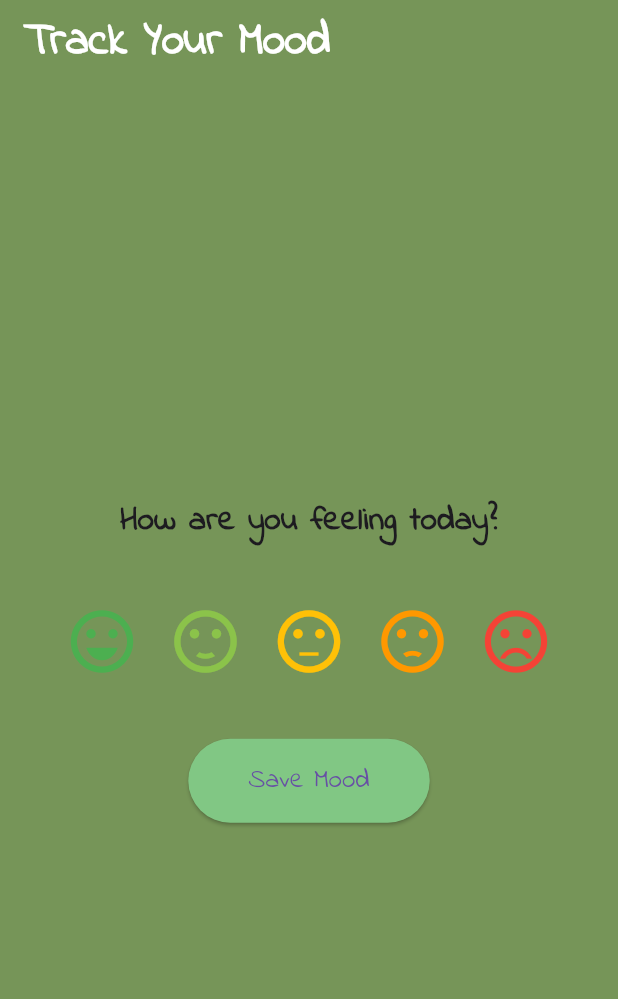
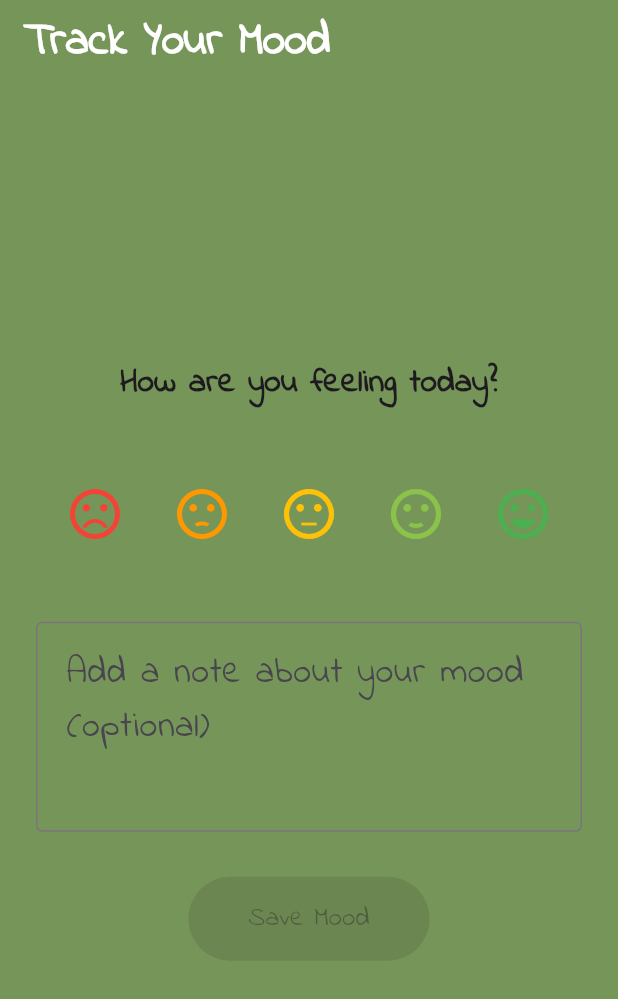
Before and after one commit to natalia0sperczynska/wellness_app, a Flutter app: the MoodPage screen opened directly, on a phone screen of 412 x 824 dp. Shown: the top 999 px of the screen. Run offline on Flutter 3.47's test engine with Material 3 defaults, Android fonts, the phone set to English and light mode, and no system bars.

Commit message:
Mood class, changes in moood_page and mood_page_controller

```diff
--- a/lib/commons.dart
+++ b/lib/commons.dart
@@ -9,8 +9,9 @@ export 'styles/sizes.dart';
 
 //widgets
 export 'widgets/step_circle.dart';
+export 'widgets/mood_icon.dart';
 
-// pages
+//pages
 export 'pages/dashboard/dashboard_page.dart';
 export 'pages/dashboard/dashboard_page_controller.dart';
 export 'pages/home_page.dart';
@@ -19,3 +20,6 @@ export 'pages/mood/mood_page.dart';
 export 'pages/mood/mood_page_controller.dart';
 export 'pages/settings/settings_page.dart';
 export 'pages/settings/settings_page_controller.dart';
+
+//models
+export 'models/mood.dart';
--- /dev/null
+++ b/lib/models/Mood.dart
@@ -0,0 +1,14 @@
+
+class Mood{
+  final String id;
+  final DateTime dateTime;
+  final int moodValue; //1-5
+  final String? notes;
+
+    Mood({
+    required this.id,
+    required this.dateTime,
+    required this.moodValue,
+    this.notes,
+});
+}
--- a/lib/pages/home_page.dart
+++ b/lib/pages/home_page.dart
@@ -14,6 +14,7 @@ class _HomePageState extends State<HomePage> {
     DashboardPage(key: ValueKey('dashboard_page')),
     MoodPage(key:ValueKey('mood_page')),
     //SettingsPage(),
+    Placeholder()
   ];
 
   @override
--- a/lib/pages/mood/mood_page.dart
+++ b/lib/pages/mood/mood_page.dart
@@ -1,4 +1,5 @@
 import 'package:wellness_app/commons.dart';
+import 'package:wellness_app/pages/mood/mood_selector.dart';
 
 class MoodPage extends StatelessWidget {
   const MoodPage({super.key});
@@ -31,42 +32,42 @@ class MoodPage extends StatelessWidget {
                     ),
                     const SizedBox(height: 40),
                     // ikony do wyboru nastroju
-                    Row(
-                      mainAxisAlignment: MainAxisAlignment.spaceEvenly,
-                      children: const [
-                        Icon(
-                          Icons.sentiment_very_satisfied,
-                          size: 50,
-                          color: Colors.green,
+                    MoodSelector(
+                      selectedMoodValue: controller.selectedMoodValue,
+                      onMoodSelected: (moodValue) =>
+                          controller.selectMood(moodValue),
+                    ),
+                    const SizedBox(height: 20),
+
+                    if (controller.selectedMoodValue != null)
+                      Text(
+                        "Selected Mood: ${_getMoodText(controller.selectedMoodValue!)}",
+                        style: const TextStyle(
+                          fontSize: 18,
+                          fontWeight: FontWeight.w500,
+                          color: AppColors.primaryColor,
                         ),
-                        Icon(
-                          Icons.sentiment_satisfied,
-                          size: 50,
-                          color: Colors.lightGreen,
-                        ),
-                        Icon(
-                          Icons.sentiment_neutral,
-                          size: 50,
-                          color: Colors.amber,
-                        ),
-                        Icon(
-                          Icons.sentiment_dissatisfied,
-                          size: 50,
-                          color: Colors.orange,
-                        ),
-                        Icon(
-                          Icons.sentiment_very_dissatisfied,
-                          size: 50,
-                          color: Colors.red,
-                        ),
-                      ],
+                      ),
+                    const SizedBox(height: 20),
+                    TextField(
+                      onChanged: (value) => controller.setNote(value),
+                      decoration: const InputDecoration(
+                        hintText: 'Add a note about your mood (optional)',
+                        border: OutlineInputBorder(),
+                        contentPadding: EdgeInsets.all(16),
+                      ),
+                      maxLines: 3,
                     ),
-                    const SizedBox(height: 40),
+
+                    const SizedBox(height: 30),
                     ElevatedButton(
-                      onPressed: () {
-                        // logika w kontrolerze
-                        controller.saveMood();
-                      },
+                      onPressed: controller.selectedMoodValue != null
+                          ? () {
+                              // logika w kontrolerze
+                              controller.saveMood();
+                              //_showSuccessSnackbar(context);
+                            }
+                          : null,
                       style: ElevatedButton.styleFrom(
                         backgroundColor: AppColors.primaryColor,
                         padding: const EdgeInsets.symmetric(
@@ -88,4 +89,21 @@ class MoodPage extends StatelessWidget {
       ),
     );
   }
+
+  String _getMoodText(int i) {
+    switch (i) {
+      case 1:
+        return 'Terrible';
+      case 2:
+        return 'Bad';
+      case 3:
+        return 'Okay';
+      case 4:
+        return 'Good';
+      case 5:
+        return 'Terrific';
+      default:
+        return 'Not selected';
+    }
+  }
 }
--- a/lib/pages/mood/mood_page_controller.dart
+++ b/lib/pages/mood/mood_page_controller.dart
@@ -1,15 +1,35 @@
 import 'package:wellness_app/commons.dart';
 
 class MoodController extends ChangeNotifier{
- String? _selectedMood;
+  int? _selectedMoodValue;
+ String? _note;
 
-  void selectMood(String mood){
-    _selectedMood = mood;
+ List<Mood>_moods=[];
+
+  int? get selectedMoodValue => _selectedMoodValue;
+  String? get selectedNote => _note;
+  List<Mood> get moods => _moods;
+
+  void selectMood(int mood){
+    _selectedMoodValue = mood;
     notifyListeners();
   }
+
+  void setNote(String note){
+    _note = note;
+    notifyListeners();
+  }
+
 
   void saveMood(){
     //zapisanei do bazy danych todo
   }
 
+  void clear(){
+    _selectedMoodValue=null;
+    _note=null;
+    notifyListeners();
+
+  }
+
 }
--- /dev/null
+++ b/lib/pages/mood/mood_selector.dart
@@ -0,0 +1,55 @@
+import 'package:wellness_app/commons.dart';
+class MoodSelector extends StatelessWidget {
+  final int? selectedMoodValue;
+  final ValueChanged<int> onMoodSelected;
+
+  const MoodSelector({
+    super.key,
+    required this.selectedMoodValue,
+    required this.onMoodSelected,
+  });
+
+  @override
+  Widget build(BuildContext context) {
+    return Row(
+      mainAxisAlignment: MainAxisAlignment.spaceEvenly,
+      children: [
+        MoodIcon(
+          icon: Icons.sentiment_very_dissatisfied,
+          color: Colors.red,
+          isSelected: selectedMoodValue == 1,
+          tooltip: 'Terrible',
+          onTap: () => onMoodSelected(1),
+        ),
+        MoodIcon(
+          icon: Icons.sentiment_dissatisfied,
+          color: Colors.orange,
+          isSelected: selectedMoodValue == 2,
+          tooltip: 'Bad',
+          onTap: () => onMoodSelected(2),
+        ),
+        MoodIcon(
+          icon: Icons.sentiment_neutral,
+          color: Colors.amber,
+          isSelected: selectedMoodValue == 3,
+          tooltip: 'Okay',
+          onTap: () => onMoodSelected(3),
+        ),
+        MoodIcon(
+          icon: Icons.sentiment_satisfied,
+          color: Colors.lightGreen,
+          isSelected: selectedMoodValue == 4,
+          tooltip: 'Good',
+          onTap: () => onMoodSelected(4),
+        ),
+        MoodIcon(
+          icon: Icons.sentiment_very_satisfied,
+          color: Colors.green,
+          isSelected: selectedMoodValue == 5,
+          tooltip: 'Great',
+          onTap: () => onMoodSelected(5),
+        ),
+      ],
+    );
+  }
+}
--- /dev/null
+++ b/lib/widgets/mood_icon.dart
@@ -0,0 +1,43 @@
+import 'package:wellness_app/commons.dart';
+
+class MoodIcon extends StatelessWidget {
+  final IconData icon;
+  final Color color;
+  final bool isSelected;
+  final String tooltip;
+  final VoidCallback onTap;
+
+  const MoodIcon({
+    super.key,
+    required this.icon,
+    required this.color,
+    required this.isSelected,
+    required this.tooltip,
+    required this.onTap,
+  });
+
+  @override
+  Widget build(BuildContext context) {
+    return GestureDetector(
+      onTap: onTap,
+      child: Tooltip(
+        message: tooltip,
+        child: Container(
+          padding: const EdgeInsets.all(12),
+          decoration: BoxDecoration(
+            color: isSelected ? color.withOpacity(0.2) : Colors.transparent,
+            borderRadius: BorderRadius.circular(50),
+            border: isSelected
+                ? Border.all(color: color, width: 2)
+                : null,
+          ),
+          child: Icon(
+            icon,
+            size: 40,
+            color: color,
+          ),
+        ),
+      ),
+    );
+  }
+}
```
